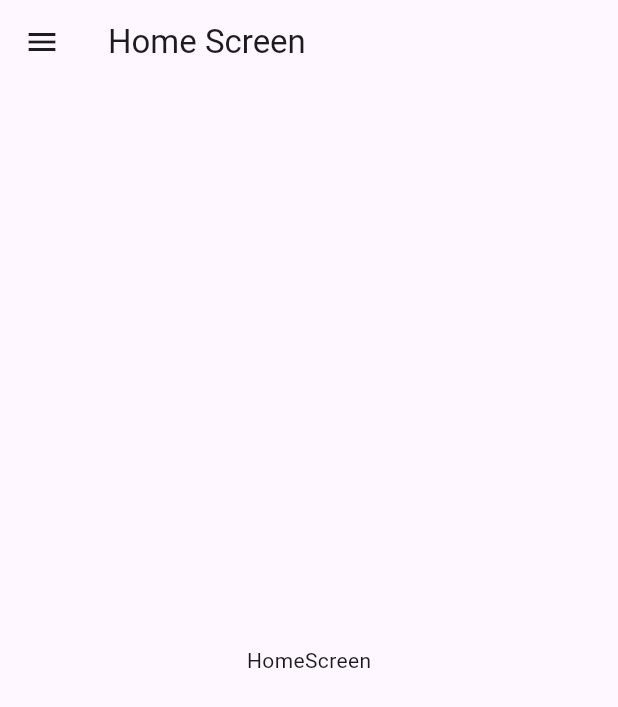
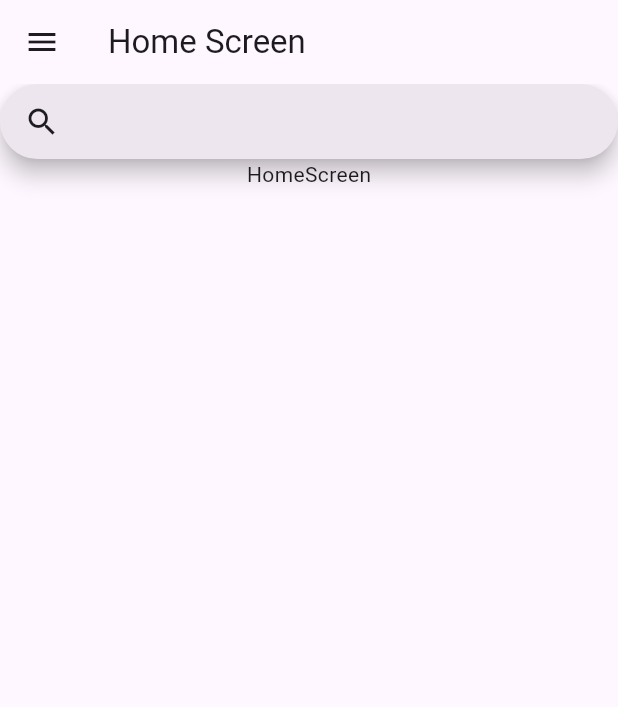
Before and after one commit to Bryce-Kaddouri/bk_compare_price_clean_structure, a Flutter app: the screen it shows once a user with an empty profile is signed in, on a phone screen of 412 x 824 dp. Shown: the top 707 px of the screen. Run offline on Flutter 3.47's test engine with Material 3 defaults, Android fonts, the phone set to English and light mode, and no system bars; our stand-ins replace cloud_firestore, firebase_auth, firebase_core, firebase_storage, get, image_picker; accounts and stored records are empty.

Commit message:
started added sarch bar on home page

```diff
--- a/lib/main.dart
+++ b/lib/main.dart
@@ -28,6 +28,7 @@ import 'package:bk_compare_price_mvc/src/features/products/presentation/screen/a
 import 'package:bk_compare_price_mvc/src/features/products/presentation/screen/product_detail_screen.dart';
 import 'package:bk_compare_price_mvc/src/features/products/presentation/screen/products_screen.dart';
 import 'package:bk_compare_price_mvc/src/features/products/presentation/screen/uploading_screen.dart';
+import 'package:bk_compare_price_mvc/src/features/search/presentation/provider/search_provider.dart';
 import 'package:bk_compare_price_mvc/src/features/suppliers/business/repository/supplier_repository.dart';
 import 'package:bk_compare_price_mvc/src/features/suppliers/business/usecase/add_supplier_usecase.dart';
 import 'package:bk_compare_price_mvc/src/features/suppliers/business/usecase/delete_supplier_usecase.dart';
@@ -99,6 +100,7 @@ void main() async{
       addProductUseCase: AddProductUseCase(repository: productRepository), uploadImageUseCase: ProductUploadImageUseCase(repository: productRepository), getAllProductsUseCase: GetAllProductsUseCase(repository: productRepository), getProductByIdUseCase: GetProductByIdUseCase(repository: productRepository), updateProductUseCase: UpdateProductUseCase(repository: productRepository), deleteProductUseCase: DeleteProductUseCase(repository: productRepository), updatePhotoUrlUseCase: ProductUpdatePhotoUrlUseCase(repository: productRepository),
       addProductPriceUseCase: AddProductPriceUseCase(repository: productRepository), deleteProductPriceUseCase: DeleteProductPriceUseCase(repository: productRepository), updateProductPriceUseCase: UpdateProductPriceUseCase(repository: productRepository),
     )),
+    ChangeNotifierProvider(create: (_)=>SearchProvider()),
   ], child: const MyApp()));
 }
 
--- a/lib/src/features/home/presentation/screen/home_screen.dart
+++ b/lib/src/features/home/presentation/screen/home_screen.dart
@@ -1,3 +1,5 @@
+import 'package:bk_compare_price_mvc/src/features/search/presentation/widget/search_bar_widget.dart';
+import 'package:bk_compare_price_mvc/src/features/suppliers/presentation/provider/supplier_provider.dart';
 import 'package:bk_compare_price_mvc/src/features/suppliers/presentation/screen/suppliers_screen.dart';
 import 'package:flutter/material.dart';
 import 'package:get/get.dart';
@@ -5,9 +7,29 @@ import 'package:get/get_core/src/get_main.dart';
 import 'package:provider/provider.dart';
 
 import '../../../auth/presentation/provider/auth_provider.dart';
+import '../../../products/presentation/provider/product_provider.dart';
 
-class HomeScreen extends StatelessWidget {
+class HomeScreen extends StatefulWidget {
   const HomeScreen({super.key});
+
+  @override
+  State<HomeScreen> createState() => _HomeScreenState();
+}
+
+class _HomeScreenState extends State<HomeScreen> {
+
+  @override
+  void initState() {
+    super.initState();
+    WidgetsBinding.instance.addPostFrameCallback((_) {
+      context.read<AuthenticationProvider>().getCurrentUser();
+      context.read<SupplierProvider>().getAllSuppliers();
+      context.read<ProductProvider>().getAllProducts();
+      if( context.read<ProductProvider>().selectedProduct != null){
+        context.read<ProductProvider>().getProductById(context.read<ProductProvider>().selectedProduct!.id);
+      }
+    });
+  }
 
   @override
   Widget build(BuildContext context) {
@@ -61,15 +83,13 @@ class HomeScreen extends StatelessWidget {
         title: const Text('Home Screen'),
       ),
 
-      body: Center(
-        child: Column(
-          mainAxisAlignment: MainAxisAlignment.center,
-          children: const <Widget>[
+      body:  Column(
+          children: <Widget>[
+            SearchBarWidget(),
             Text(
               'HomeScreen',
             ),
           ],
-        ),
       ),
     );
   }
--- /dev/null
+++ b/lib/src/features/search/presentation/provider/search_provider.dart
@@ -0,0 +1,21 @@
+import 'package:flutter/material.dart';
+
+import '../../../products/data/model/product_model.dart';
+
+class SearchProvider with ChangeNotifier{
+  SearchController _searchController = SearchController();
+  SearchController get searchController => _searchController;
+  set searchController(SearchController searchController){
+    _searchController = searchController;
+    notifyListeners();
+  }
+
+  ProductModel? _selectedProduct;
+  ProductModel? get selectedProduct => _selectedProduct;
+  set selectedProduct(ProductModel? selectedProduct){
+    _selectedProduct = selectedProduct;
+    notifyListeners();
+  }
+
+
+}
--- /dev/null
+++ b/lib/src/features/search/presentation/widget/search_bar_widget.dart
@@ -0,0 +1,43 @@
+import 'package:flutter/material.dart';
+import 'package:provider/provider.dart';
+
+import '../../../products/data/model/product_model.dart';
+import '../../../products/presentation/provider/product_provider.dart';
+import '../provider/search_provider.dart';
+
+class SearchBarWidget extends StatelessWidget{
+  const SearchBarWidget({Key? key}) : super(key: key);
+
+  @override
+  Widget build(BuildContext context) {
+    return
+      Container(
+          height: 50,
+          child:
+      SearchAnchor.bar(
+        isFullScreen: true,
+        suggestionsBuilder: (context, searchController){
+
+          List<ProductModel> products = context.read<ProductProvider>().products;
+          List<ProductModel> filteredProducts = products.where((element) => element.name.toLowerCase().contains(searchController.text.toLowerCase())).toList();
+
+
+          if(filteredProducts.isEmpty){
+            return [Center(child: Text('No Product'),)];
+          }else{
+            return List.generate(filteredProducts.length, (index) {
+              return ListTile(
+                title: Text(filteredProducts[index].name),
+                onTap: (){
+                  ProductModel selectedProduct = filteredProducts[index];
+                  context.read<SearchProvider>().selectedProduct = selectedProduct;
+                  // close search bar
+                  searchController.closeView(selectedProduct.name);
+
+              }
+              );
+            });
+          }
+        }));
+  }
+}
```
